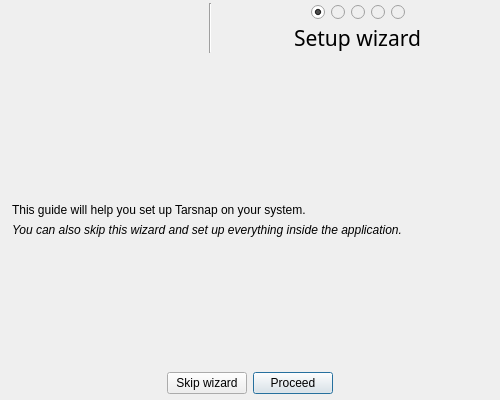
The window that forms/setupdialog.ui (Tarsnap/tarsnap-gui) describes before a commit, drawn with Qt 5.
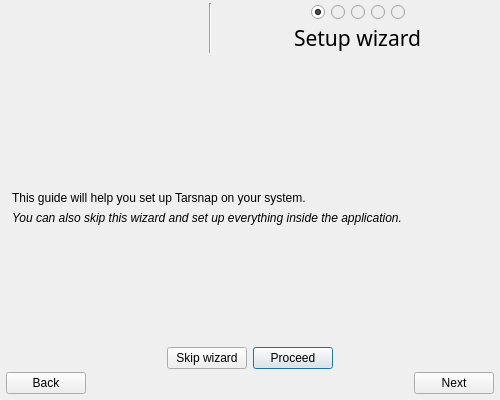
The same window after the commit. Icons and pictures are not drawn.

Commit message: setup: add footer for back/next buttons

```diff
--- a/forms/setupdialog.ui
+++ b/forms/setupdialog.ui
@@ -1338,6 +1338,43 @@
      </widget>
     </widget>
    </item>
+   <item>
+    <layout class="QHBoxLayout" name="footerLayout">
+     <property name="leftMargin">
+      <number>6</number>
+     </property>
+     <property name="rightMargin">
+      <number>6</number>
+     </property>
+     <item>
+      <widget class="QPushButton" name="backButton">
+       <property name="text">
+        <string>Back</string>
+       </property>
+      </widget>
+     </item>
+     <item>
+      <spacer name="footerSpacer">
+       <property name="orientation">
+        <enum>Qt::Horizontal</enum>
+       </property>
+       <property name="sizeHint" stdset="0">
+        <size>
+         <width>40</width>
+         <height>20</height>
+        </size>
+       </property>
+      </spacer>
+     </item>
+     <item>
+      <widget class="QPushButton" name="nextButton">
+       <property name="text">
+        <string>Next</string>
+       </property>
+      </widget>
+     </item>
+    </layout>
+   </item>
   </layout>
  </widget>
  <tabstops>
```
Left out of the diff: 2 changed lines with no effect on the pictures.
